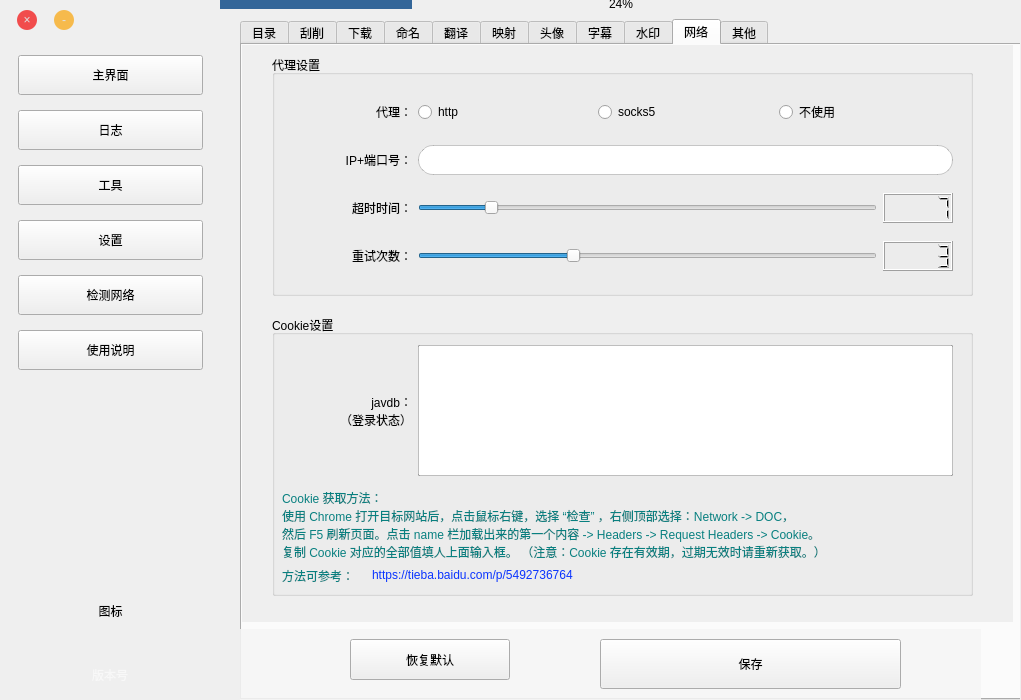
This is Ui/AVDC.ui in CdricZhang/AVDCx as Qt 5 draws it before an edit. The edited form follows.
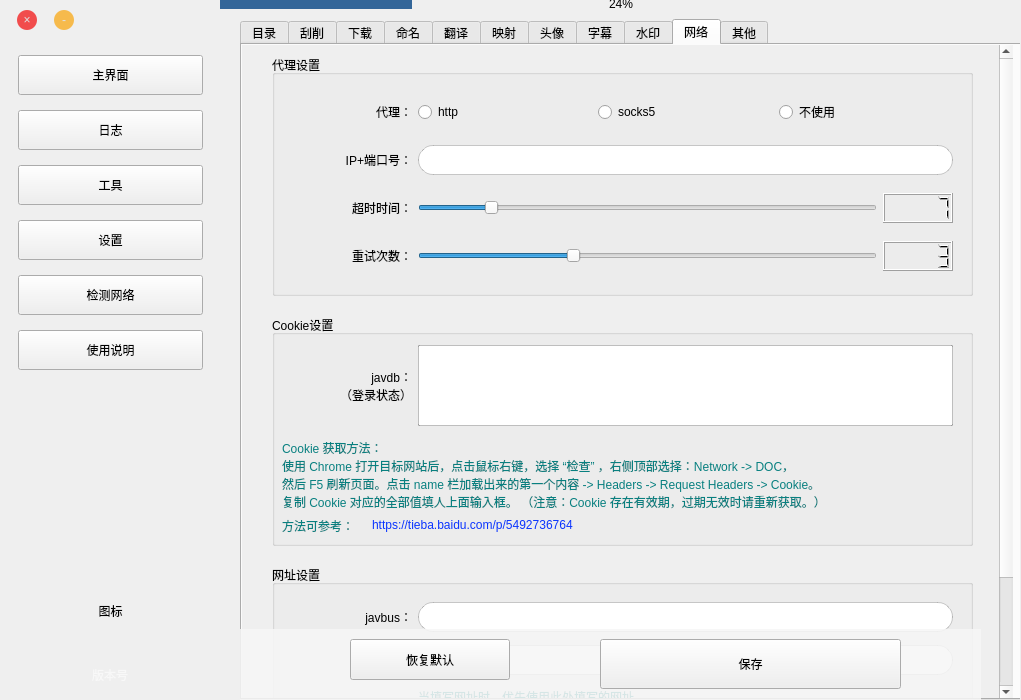
This is the edited form. The open tabs and pages were chosen to show the change. Icons and pictures are not drawn.

```diff
--- a/Ui/AVDC.ui
+++ b/Ui/AVDC.ui
@@ -6241,7 +6241,7 @@
           <x>0</x>
           <y>0</y>
           <width>771</width>
-          <height>577</height>
+          <height>654</height>
          </rect>
         </property>
         <property name="frameShape">
@@ -6251,21 +6251,21 @@
          <number>0</number>
         </property>
         <property name="verticalScrollBarPolicy">
-         <enum>Qt::ScrollBarAsNeeded</enum>
+         <enum>Qt::ScrollBarAlwaysOn</enum>
         </property>
         <property name="horizontalScrollBarPolicy">
          <enum>Qt::ScrollBarAlwaysOff</enum>
         </property>
         <property name="widgetResizable">
-         <bool>true</bool>
+         <bool>false</bool>
         </property>
         <widget class="QWidget" name="scrollAreaWidgetContents_3">
          <property name="geometry">
           <rect>
            <x>0</x>
-           <y>0</y>
-           <width>771</width>
-           <height>577</height>
+           <y>-135</y>
+           <width>756</width>
+           <height>790</height>
           </rect>
          </property>
          <widget class="QGroupBox" name="groupBox_10">
@@ -6274,7 +6274,7 @@
             <x>30</x>
             <y>270</y>
             <width>701</width>
-            <height>281</height>
+            <height>231</height>
            </rect>
           </property>
           <property name="styleSheet">
@@ -6289,7 +6289,7 @@
              <x>10</x>
              <y>30</y>
              <width>671</width>
-             <height>131</height>
+             <height>81</height>
             </rect>
            </property>
            <layout class="QGridLayout" name="gridLayout_10">
@@ -6340,7 +6340,7 @@
            <property name="geometry">
             <rect>
              <x>10</x>
-             <y>170</y>
+             <y>120</y>
              <width>681</width>
              <height>81</height>
             </rect>
@@ -6371,7 +6371,7 @@
            <property name="geometry">
             <rect>
              <x>100</x>
-             <y>250</y>
+             <y>200</y>
              <width>431</width>
              <height>21</height>
             </rect>
@@ -6405,7 +6405,7 @@
            <property name="geometry">
             <rect>
              <x>10</x>
-             <y>250</y>
+             <y>200</y>
              <width>81</width>
              <height>21</height>
             </rect>
@@ -6764,6 +6764,147 @@
            </layout>
           </widget>
          </widget>
+         <widget class="QGroupBox" name="groupBox_44">
+          <property name="geometry">
+           <rect>
+            <x>30</x>
+            <y>520</y>
+            <width>701</width>
+            <height>161</height>
+           </rect>
+          </property>
+          <property name="styleSheet">
+           <string notr="true">font:&quot;Courier&quot;;</string>
+          </property>
+          <property name="title">
+           <string>网址设置</string>
+          </property>
+          <widget class="QWidget" name="gridLayoutWidget_12">
+           <property name="geometry">
+            <rect>
+             <x>10</x>
+             <y>30</y>
+             <width>671</width>
+             <height>121</height>
+            </rect>
+           </property>
+           <layout class="QGridLayout" name="gridLayout_12">
+            <item row="1" column="1">
+             <widget class="QLineEdit" name="lineEdit_javdb_website">
+              <property name="sizePolicy">
+               <sizepolicy hsizetype="Minimum" vsizetype="Fixed">
+                <horstretch>0</horstretch>
+                <verstretch>0</verstretch>
+               </sizepolicy>
+              </property>
+              <property name="minimumSize">
+               <size>
+                <width>300</width>
+                <height>30</height>
+               </size>
+              </property>
+              <property name="styleSheet">
+               <string notr="true"> font: &quot;Courier&quot;;
+ border: 1px solid rgba(0,0,0, 50);
+ border-radius: 15px;
+</string>
+              </property>
+             </widget>
+            </item>
+            <item row="0" column="0">
+             <widget class="QLabel" name="label_109">
+              <property name="sizePolicy">
+               <sizepolicy hsizetype="Fixed" vsizetype="Fixed">
+                <horstretch>0</horstretch>
+                <verstretch>0</verstretch>
+               </sizepolicy>
+              </property>
+              <property name="minimumSize">
+               <size>
+                <width>130</width>
+                <height>0</height>
+               </size>
+              </property>
+              <property name="layoutDirection">
+               <enum>Qt::RightToLeft</enum>
+              </property>
+              <property name="text">
+               <string>javbus：</string>
+              </property>
+              <property name="alignment">
+               <set>Qt::AlignRight|Qt::AlignTrailing|Qt::AlignVCenter</set>
+              </property>
+             </widget>
+            </item>
+            <item row="1" column="0">
+             <widget class="QLabel" name="label_108">
+              <property name="sizePolicy">
+               <sizepolicy hsizetype="Fixed" vsizetype="Fixed">
+                <horstretch>0</horstretch>
+                <verstretch>0</verstretch>
+               </sizepolicy>
+              </property>
+              <property name="minimumSize">
+               <size>
+                <width>0</width>
+                <height>0</height>
+               </size>
+              </property>
+              <property name="layoutDirection">
+               <enum>Qt::RightToLeft</enum>
+              </property>
+              <property name="frameShape">
+               <enum>QFrame::NoFrame</enum>
+              </property>
+              <property name="text">
+               <string>javdb：</string>
+              </property>
+              <property name="alignment">
+               <set>Qt::AlignRight|Qt::AlignTrailing|Qt::AlignVCenter</set>
+              </property>
+             </widget>
+            </item>
+            <item row="0" column="1">
+             <widget class="QLineEdit" name="lineEdit_javbus_website">
+              <property name="sizePolicy">
+               <sizepolicy hsizetype="Minimum" vsizetype="Fixed">
+                <horstretch>0</horstretch>
+                <verstretch>0</verstretch>
+               </sizepolicy>
+              </property>
+              <property name="minimumSize">
+               <size>
+                <width>300</width>
+                <height>30</height>
+               </size>
+              </property>
+              <property name="styleSheet">
+               <string notr="true"> font: &quot;Courier&quot;;
+ border: 1px solid rgba(0,0,0, 50);
+ border-radius: 15px;
+</string>
+              </property>
+             </widget>
+            </item>
+            <item row="2" column="1">
+             <widget class="QLabel" name="label_110">
+              <property name="sizePolicy">
+               <sizepolicy hsizetype="Minimum" vsizetype="Fixed">
+                <horstretch>0</horstretch>
+                <verstretch>0</verstretch>
+               </sizepolicy>
+              </property>
+              <property name="styleSheet">
+               <string notr="true">color: rgb(8, 128, 128);</string>
+              </property>
+              <property name="text">
+               <string>当填写网址时，优先使用此处填写的网址</string>
+              </property>
+             </widget>
+            </item>
+           </layout>
+          </widget>
+         </widget>
         </widget>
        </widget>
       </widget>
```
Left out of the diff: 16 changed lines with no effect on the pictures.
